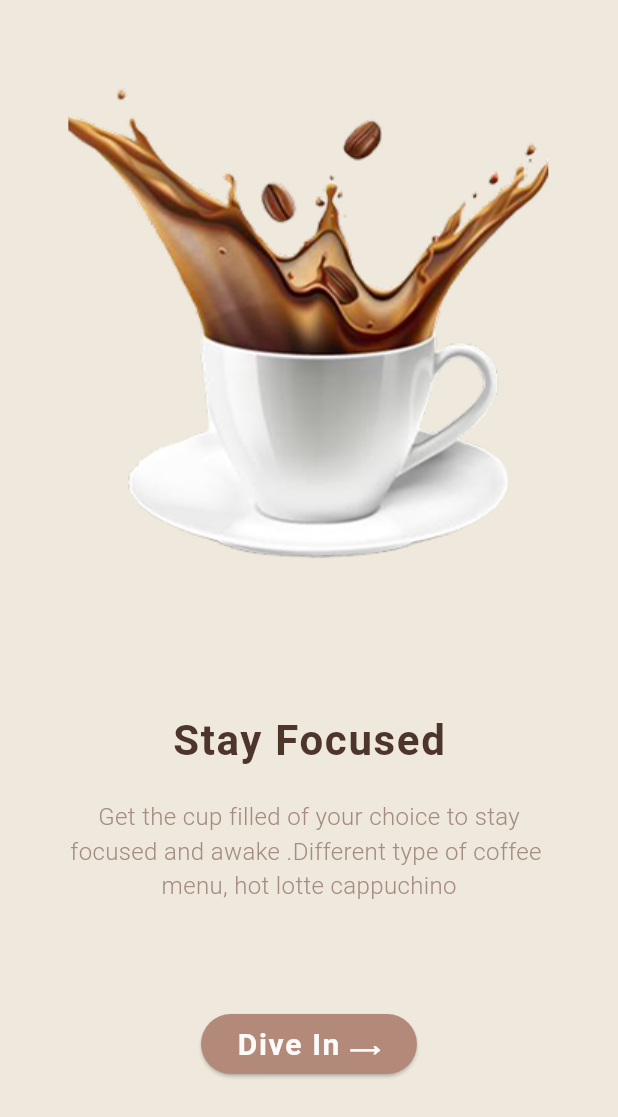
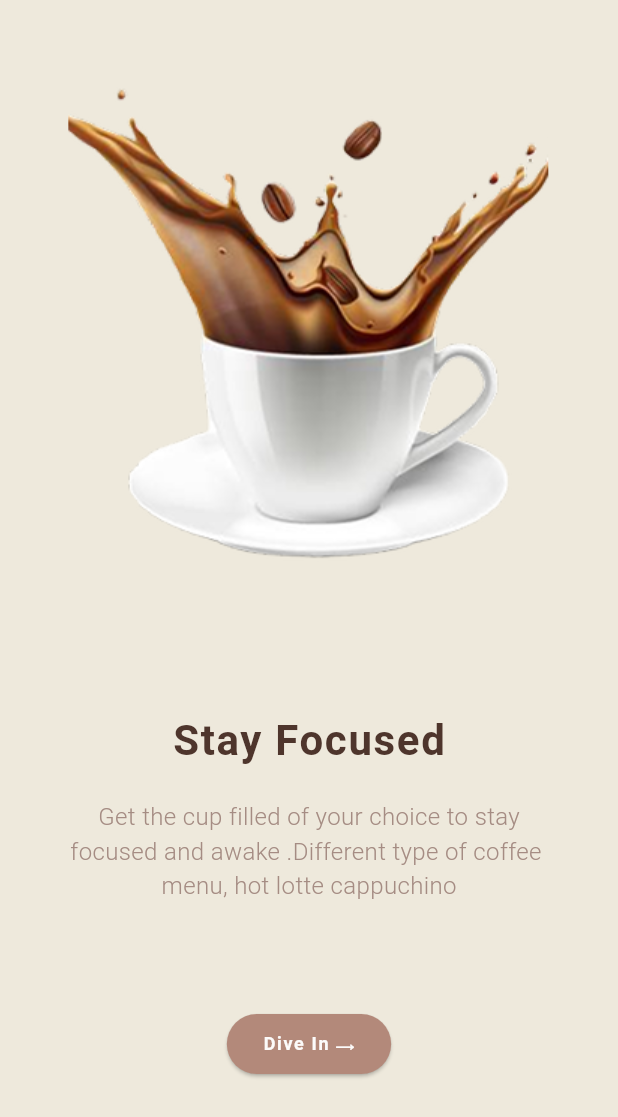
Before and after one commit to CSI-Trainees-25/soumya_2410208_apptask2, a Flutter app: the screen it shows after launch, on a phone screen of 412 x 824 dp. Shown: the top 1117 px of the screen. Run offline on Flutter 3.47's test engine with Material 3 defaults, Android fonts, the phone set to English and light mode, and no system bars.

Commit message:
changes font size of button

```diff
--- a/lib/Screens/onBoading_screen.dart
+++ b/lib/Screens/onBoading_screen.dart
@@ -77,7 +77,7 @@ class OnBoadingScreen extends StatelessWidget {
                   'Dive In ⟶',
                   style: TextStyle(
                     color: const Color.fromARGB(246, 255, 255, 255),
-                    fontSize: 20,
+                    fontSize: 12,
                     fontWeight: FontWeight.bold,
                     letterSpacing: 1.1,
                   ),
```
